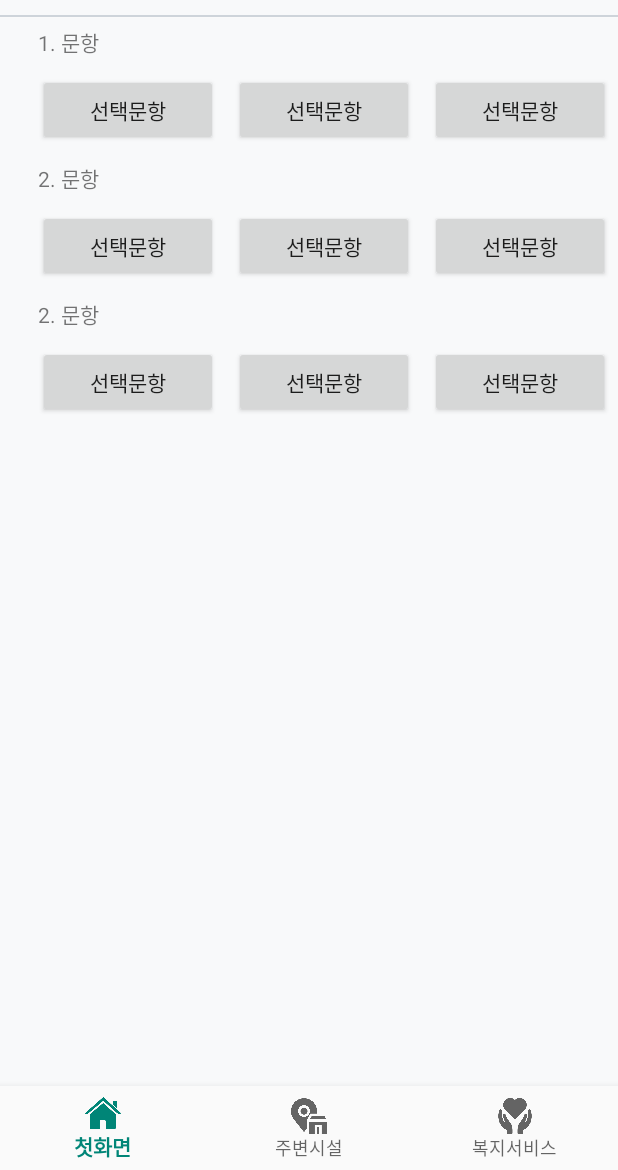
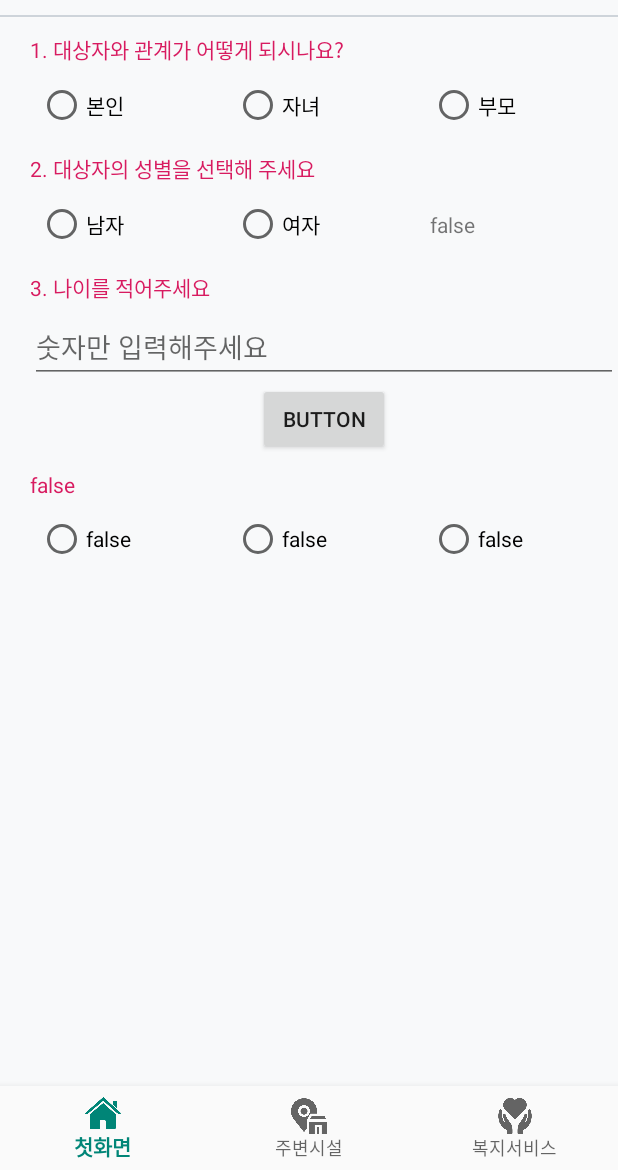
Before and after one commit to ssoso27/wc-front, an Android app: the fragment SelfcheckFragment placed in its activity, on a phone screen of 412 x 824 dp, the part 66-1236 px from its top. Run offline under Robolectric (Android 15) with nearby library versions, the phone set to English and light mode, and no system bars; Roboto replaces fonts that are not available here.

Commit message:
[F18] 자가진단 화면 구현 - 자가진단 문항 샘플 제작 중

```diff
--- a/app/build.gradle
+++ b/app/build.gradle
@@ -34,4 +34,5 @@ dependencies {
     implementation files('libs/libDaumMapEngineApi.jar')
     implementation files('libs/libDaumMapAndroid.jar')
     implementation 'com.android.support:design:28.0.0'
+    implementation 'com.android.support:recyclerview-v7:28.0.0'
 }
--- a/app/src/main/java/com/uuay/welcare_catcher/view/SelfcheckFragment.java
+++ b/app/src/main/java/com/uuay/welcare_catcher/view/SelfcheckFragment.java
@@ -6,6 +6,7 @@ import android.view.LayoutInflater;
 import android.view.View;
 import android.view.ViewGroup;
 import android.widget.Button;
+import android.widget.EditText;
 import android.widget.TextView;
 
 import com.uuay.welcare_catcher.R;
@@ -25,27 +26,21 @@ public class SelfcheckFragment extends Fragment {
         TextView secondTextView = (TextView) view.findViewById(R.id.second_textView1);
         Button secondBtn1 = (Button) view.findViewById(R.id.second_btn1);
         Button secondBtn2 = (Button) view.findViewById(R.id.second_btn2);
-        Button secondBtn3 = (Button) view.findViewById(R.id.second_btn3);
 
         TextView thirdTextView = (TextView) view.findViewById(R.id.third_textView1);
-        Button thirdBtn1 = (Button) view.findViewById(R.id.third_btn1);
-        Button thirdBtn2 = (Button) view.findViewById(R.id.third_btn2);
-        Button thirdBtn3 = (Button) view.findViewById(R.id.third_btn3);
+        EditText thirdEditText = (EditText) view.findViewById(R.id.third_edittext1);
 
-        firstTextView.setText("1. 문항 ");
-        firstBtn1.setText("선택문항");
-        firstBtn2.setText("선택문항");
-        firstBtn3.setText("선택문항");
+        firstTextView.setText("1. 대상자와 관계가 어떻게 되시나요? ");
+        firstBtn1.setText("본인");
+        firstBtn2.setText("자녀");
+        firstBtn3.setText("부모");
 
-        secondTextView.setText("2. 문항");
-        secondBtn1.setText("선택문항");
-        secondBtn2.setText("선택문항");
-        secondBtn3.setText("선택문항");
+        secondTextView.setText("2. 대상자의 성별을 선택해 주세요");
+        secondBtn1.setText("남자");
+        secondBtn2.setText("여자");
 
-        thirdTextView.setText("2. 문항");
-        thirdBtn1.setText("선택문항");
-        thirdBtn2.setText("선택문항");
-        thirdBtn3.setText("선택문항");
+        thirdTextView.setText("3. 나이를 적어주세요");
+
         return view;
     }
 }
--- a/app/src/main/res/layout/frag_selfcheck.xml
+++ b/app/src/main/res/layout/frag_selfcheck.xml
@@ -15,122 +15,151 @@
 
         <TextView
             android:id="@+id/first_textView1"
-            android:text="@+id/textView1"
             android:layout_width="match_parent"
             android:layout_height="wrap_content"
-            android:layout_margin="5dp" />
+            android:layout_marginTop="10dp"
+            android:layout_marginBottom="5dp"
+            android:text="@+id/textView1"
+            android:textColor="@color/colorAccent" />
 
-        <LinearLayout
+        <RadioGroup
             android:layout_width="match_parent"
             android:layout_height="wrap_content"
             android:layout_weight="3"
             android:orientation="horizontal">
 
-            <Button
+            <RadioButton
                 android:id="@+id/first_btn1"
-                android:text="@+id/btn1"
-                android:layout_width="wrap_content"
+                android:layout_width="40dp"
                 android:layout_height="wrap_content"
+                android:layout_margin="5dp"
                 android:layout_weight="2"
-                android:layout_margin="5dp"/>
+                android:text="@+id/btn1" />
 
-            <Button
+            <RadioButton
                 android:id="@+id/first_btn2"
-                android:text="@+id/btn2"
-                android:layout_width="wrap_content"
+                android:layout_width="40dp"
                 android:layout_height="wrap_content"
+                android:layout_margin="5dp"
                 android:layout_weight="2"
-                android:layout_margin="5dp"/>
+                android:text="@+id/btn2" />
 
-            <Button
+            <RadioButton
                 android:id="@+id/first_btn3"
-                android:text="@+id/btn3"
-                android:layout_width="wrap_content"
+                android:layout_width="40dp"
                 android:layout_height="wrap_content"
+                android:layout_margin="5dp"
                 android:layout_weight="2"
-                android:layout_margin="5dp" />
+                android:text="@+id/btn3" />
 
-        </LinearLayout>
+        </RadioGroup>
 
         <TextView
             android:id="@+id/second_textView1"
-            android:text="@+id/textView1"
             android:layout_width="match_parent"
             android:layout_height="wrap_content"
-            android:layout_margin="5dp" />
+            android:layout_marginTop="10dp"
+            android:layout_marginBottom="5dp"
+            android:text="@+id/textView1"
+            android:textColor="@color/colorAccent" />
 
-        <LinearLayout
+        <RadioGroup
             android:layout_width="match_parent"
             android:layout_height="wrap_content"
             android:layout_weight="3"
             android:orientation="horizontal">
 
-            <Button
+            <RadioButton
                 android:id="@+id/second_btn1"
-                android:text="@+id/btn1"
-                android:layout_width="wrap_content"
+                android:layout_width="40dp"
                 android:layout_height="wrap_content"
+                android:layout_margin="5dp"
                 android:layout_weight="2"
-                android:layout_margin="5dp"/>
+                android:text="@+id/btn1" />
 
-            <Button
+            <RadioButton
                 android:id="@+id/second_btn2"
-                android:text="@+id/btn2"
-                android:layout_width="wrap_content"
+                android:layout_width="40dp"
                 android:layout_height="wrap_content"
+                android:layout_margin="5dp"
                 android:layout_weight="2"
-                android:layout_margin="5dp"/>
+                android:text="@+id/btn2" />
 
-            <Button
-                android:id="@+id/second_btn3"
-                android:text="@+id/btn3"
-                android:layout_width="wrap_content"
+            <TextView
+                android:layout_width="40dp"
                 android:layout_height="wrap_content"
+                android:layout_margin="5dp"
                 android:layout_weight="2"
-                android:layout_margin="5dp" />
+                android:text="@+id/btn2" />
+
+        </RadioGroup>
+
+        <TextView
+            android:id="@+id/third_textView1"
+            android:layout_width="match_parent"
+            android:layout_height="wrap_content"
+            android:layout_marginTop="10dp"
+            android:layout_marginBottom="5dp"
+            android:text="@+id/textView1"
+            android:textColor="@color/colorAccent" />
+
+        <EditText
+            android:id="@+id/third_edittext1"
+            android:layout_width="match_parent"
+            android:layout_height="wrap_content"
+            android:layout_weight="3"
+            android:numeric="integer"
+            android:hint="숫자만 입력해주세요"
+            android:orientation="horizontal"></EditText>
 
     </LinearLayout>
 
+    <Button
+        android:id="@+id/button"
+        android:layout_width="wrap_content"
+        android:layout_height="wrap_content"
+        android:layout_gravity="center"
+        android:text="Button" />
+
     <TextView
-            android:id="@+id/third_textView1"
-            android:text="@+id/textView1"
+        android:id="@+id/fourth_textView1"
         android:layout_width="match_parent"
         android:layout_height="wrap_content"
-            android:layout_margin="5dp" />
+        android:layout_marginTop="10dp"
+        android:layout_marginBottom="5dp"
+        android:text="@+id/textView1"
+        android:textColor="@color/colorAccent" />
 
-        <LinearLayout
+    <RadioGroup
         android:layout_width="match_parent"
         android:layout_height="wrap_content"
         android:layout_weight="3"
         android:orientation="horizontal">
 
-            <Button
-                android:id="@+id/third_btn1"
-                android:text="@+id/btn1"
-                android:layout_width="wrap_content"
+        <RadioButton
+            android:id="@+id/fourth_btn1"
+            android:layout_width="40dp"
             android:layout_height="wrap_content"
+            android:layout_margin="5dp"
             android:layout_weight="2"
-                android:layout_margin="5dp"/>
+            android:text="@+id/btn1" />
 
-            <Button
-                android:id="@+id/third_btn2"
-                android:text="@+id/btn2"
-                android:layout_width="wrap_content"
+        <RadioButton
+            android:id="@+id/fourth_btn2"
+            android:layout_width="40dp"
             android:layout_height="wrap_content"
+            android:layout_margin="5dp"
             android:layout_weight="2"
-                android:layout_margin="5dp"/>
+            android:text="@+id/btn2" />
 
-            <Button
-                android:id="@+id/third_btn3"
-                android:text="@+id/btn3"
-                android:layout_width="wrap_content"
+        <RadioButton
+            android:id="@+id/fourth_btn3"
+            android:layout_width="40dp"
             android:layout_height="wrap_content"
+            android:layout_margin="5dp"
             android:layout_weight="2"
-                android:layout_margin="5dp" />
+            android:text="@+id/btn3" />
+
+    </RadioGroup>
 
 </LinearLayout>
-
-    </LinearLayout>
-
-
-</LinearLayout>
```
Lines whose indentation alone changed are shown as unchanged.
